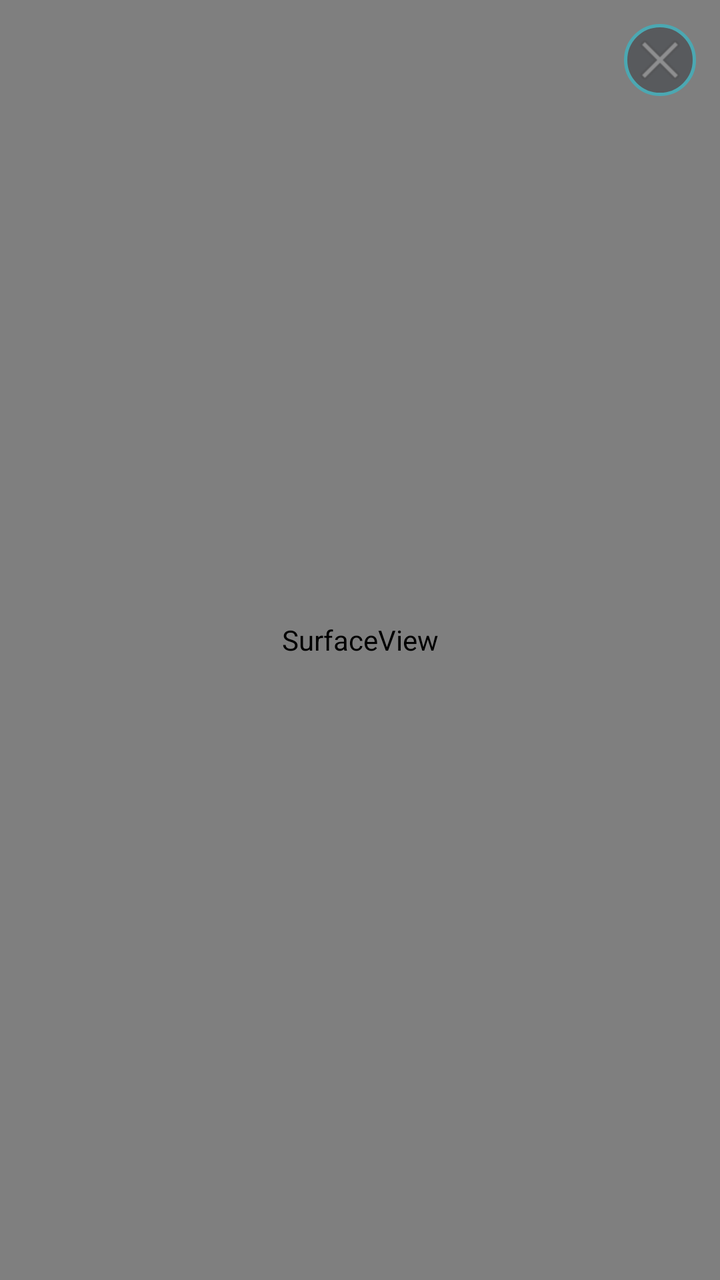
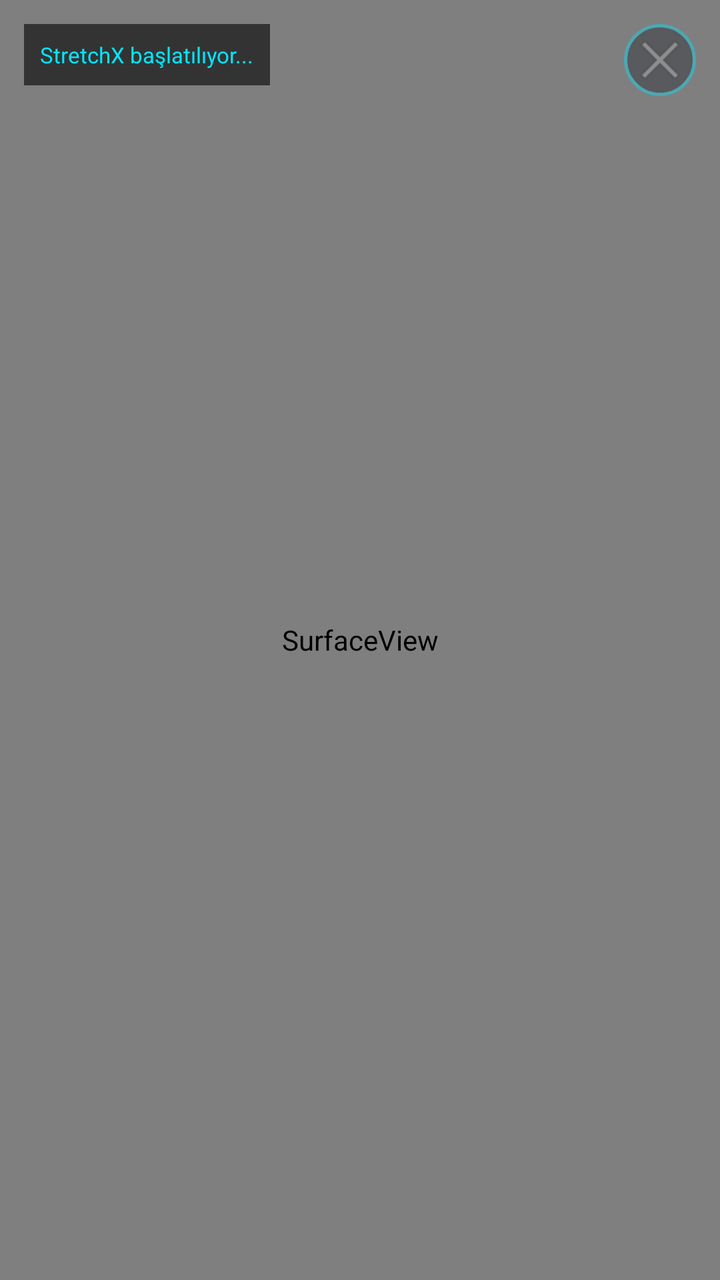

Screens rendered from an Android XML layout before and after an edit, with the pre-edit source and the edit as a unified diff.
<!-- AndroidManifest.xml: activity theme Theme.StretchX -->
<!-- res/layout/activity_stretch_engine.xml -->
<?xml version="1.0" encoding="utf-8"?>
<FrameLayout xmlns:android="http://schemas.android.com/apk/res/android"
    android:layout_width="match_parent"
    android:layout_height="match_parent"
    android:background="@color/black">

    
    <SurfaceView
        android:id="@+id/surfaceStretch"
        android:layout_width="match_parent"
        android:layout_height="match_parent" />

    
    <ImageButton
        android:id="@+id/btnExitStretch"
        android:layout_width="36dp"
        android:layout_height="36dp"
        android:layout_gravity="top|end"
        android:layout_margin="12dp"
        android:background="@drawable/bg_floating"
        android:src="@android:drawable/ic_menu_close_clear_cancel"
        android:contentDescription="Exit"
        android:alpha="0.4" />

</FrameLayout>
<!-- resources referenced by this layout -->
<resources>
  <color name="black">#FF000000</color>
  <!-- drawable bg_floating (drawable) -->
  <?xml version="1.0" encoding="utf-8"?>
  <shape xmlns:android="http://schemas.android.com/apk/res/android"
      android:shape="rectangle">
      <solid android:color="#E6151922" />
      <stroke android:width="1.5dp" android:color="@color/neon_cyan" />
      <corners android:radius="20dp" />
  </shape>
  <style name="Theme.StretchX" parent="Base.Theme.StretchX" />
  <color name="neon_cyan">#00E5FF</color>
  <style name="Base.Theme.StretchX" parent="Theme.Material3.Dark.NoActionBar">
          <item name="android:statusBarColor">@color/bg_dark</item>
          <item name="android:navigationBarColor">@color/bg_dark</item>
          <item name="android:windowBackground">@color/bg_dark</item>
          <item name="colorPrimary">@color/neon_cyan</item>
          <item name="colorOnPrimary">@color/black</item>
          <item name="colorSurface">@color/card_dark</item>
          <item name="colorOnSurface">@color/text_primary</item>
      </style>
  <color name="bg_dark">#0B0E14</color>
  <color name="card_dark">#151922</color>
  <color name="text_primary">#F0F4F8</color>
</resources>

<!-- the commit's change to res/layout/activity_stretch_engine.xml (unified diff, before → after) -->
@@ -22,4 +22,18 @@
         android:contentDescription="Exit"
         android:alpha="0.4" />
 
+    
+    <TextView
+        android:id="@+id/tvStretchStatus"
+        android:layout_width="wrap_content"
+        android:layout_height="wrap_content"
+        android:layout_gravity="top|start"
+        android:layout_margin="12dp"
+        android:background="#99000000"
+        android:padding="8dp"
+        android:text="StretchX başlatılıyor..."
+        android:textColor="@color/neon_cyan"
+        android:textSize="11sp"
+        android:maxLines="8" />
+
 </FrameLayout>
<!-- resource entries referenced after the edit -->
@@ -1,6 +1,7 @@
 <!-- resources referenced by this layout -->
 <resources>
   <color name="black">#FF000000</color>
+  <color name="neon_cyan">#00E5FF</color>
   <!-- drawable bg_floating (drawable) -->
   <?xml version="1.0" encoding="utf-8"?>
   <shape xmlns:android="http://schemas.android.com/apk/res/android"
@@ -10,7 +11,6 @@
       <corners android:radius="20dp" />
   </shape>
   <style name="Theme.StretchX" parent="Base.Theme.StretchX" />
-  <color name="neon_cyan">#00E5FF</color>
   <style name="Base.Theme.StretchX" parent="Theme.Material3.Dark.NoActionBar">
           <item name="android:statusBarColor">@color/bg_dark</item>
           <item name="android:navigationBarColor">@color/bg_dark</item>
